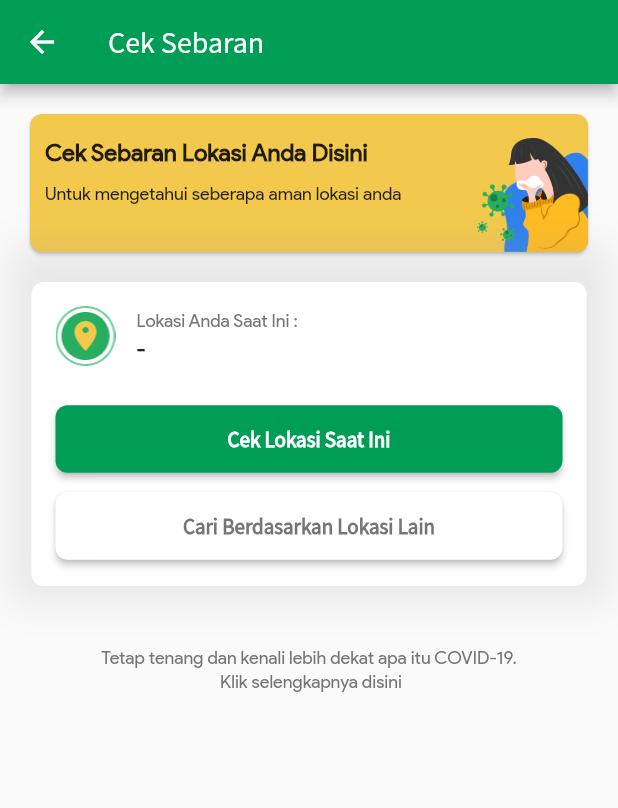
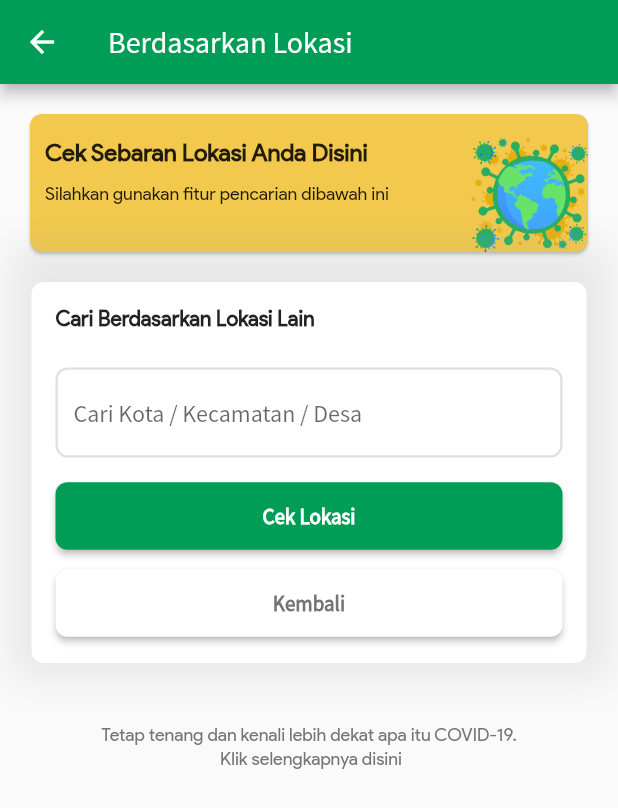
Before and after one commit to jabardigitalservice/pikobar-flutter, a Flutter app: the CheckDistribution screen opened directly, after a tap on "Cari Berdasarkan Lokasi Lain", on a phone screen of 412 x 824 dp. Shown: the top 808 px of the screen. Run offline on Flutter 3.47's test engine with Material 2 defaults, Android fonts, the phone set to English and light mode, and no system bars; our stand-ins replace bloc, cached_network_image, carousel_slider, cloud_firestore, device_info, device_preview and 25 more; missing offline and left inert: bottom_navigation_badge, esys_flutter_share, firebase_in_app_messaging, flutter_inappwebview, qr; accounts and stored records are empty.

Commit message:
create UI check by location

```diff
--- a/lib/constants/Dictionary.dart
+++ b/lib/constants/Dictionary.dart
@@ -47,6 +47,7 @@ class Dictionary {
   static String faq = 'FAQ';
   static String profile = 'Profil';
   static String checkDistribution = 'Cek Sebaran';
+  static String checkDistributionByLocation = 'Berdasarkan Lokasi';
   static String phoneBookEmergencyInformation = 'Informasi Nomor \nDarurat';
   static String callCenterTitle = 'Call Center Kota/Kab. \nLainnya';
   static String callCenterCaption =
@@ -162,18 +163,23 @@ class Dictionary {
 
   // check distribution virus
   static String checkDistributionTitle = 'Cek Sebaran Lokasi Anda Disini';
-  static String checkDistributionSubTitle =
+  static String checkDistributionSubTitle1 =
       'Untuk mengetahui seberapa aman lokasi anda';
+  static String checkDistributionSubTitle2 =
+      'Silahkan gunakan fitur pencarian dibawah ini';
   static String currentLocationTitle = 'Lokasi Anda Saat Ini :';
   static String checkCurrentLocation = 'Cek Lokasi Saat Ini';
+  static String findLocation = 'Cek Lokasi';
   static String positifTitle = 'Positif';
   static String pdpTitle = 'PDP';
   static String odpTitle = 'ODP';
   static String checkOtherLocation = 'Cari Berdasarkan Lokasi Lain';
+  static String checkByLocation = 'Cari Berdasarkan Lokasi';
   static String positifString = '*Positif adalah pasien terkonfirmasi COVID-19';
   static String pdpString = '*PDP adalah pasien dalam pengawasan';
   static String odpString = '*ODP adalah orang dalam pemantauan';
   static String checkDistributionInfo =
       'Tetap tenang dan kenali lebih dekat apa itu COVID-19. \n Klik selengkapnya disini';
   static String unreachableLocation = 'Lokasi Tidak Terjangkau';
+  static String hintFindLocation = 'Cari Kota / Kecamatan / Desa';
 }
--- a/lib/screens/checkDistribution/ CheckDistributionScreen.dart
+++ b/lib/screens/checkDistribution/ CheckDistributionScreen.dart
@@ -13,6 +13,7 @@ import 'package:pikobar_flutter/constants/Dimens.dart';
 import 'package:pikobar_flutter/constants/FontsFamily.dart';
 import 'package:pikobar_flutter/environment/Environment.dart';
 import 'package:pikobar_flutter/repositories/CheckDistributionRepository.dart';
+import 'package:pikobar_flutter/screens/checkDistribution/components/%20CheckDistributionBanner.dart';
 
 class CheckDistributionScreen extends StatelessWidget {
   @override
@@ -32,12 +33,16 @@ class CheckDistribution extends StatefulWidget {
 
 class _CheckDistributionState extends State<CheckDistribution> {
   CheckdistributionBloc _checkdistributionBloc;
+  TextEditingController _findController = TextEditingController();
 
   String _address = '-';
+  bool isFindOtherLocation;
 
   @override
   void initState() {
     _checkdistributionBloc = BlocProvider.of<CheckdistributionBloc>(context);
+
+    isFindOtherLocation = false;
 
     super.initState();
   }
@@ -45,7 +50,10 @@ class _CheckDistributionState extends State<CheckDistribution> {
   @override
   Widget build(BuildContext context) {
     return Scaffold(
-        appBar: AppBar(title: Text(Dictionary.checkDistribution)),
+        appBar: AppBar(
+            title: isFindOtherLocation == false
+                ? Text(Dictionary.checkDistribution)
+                : Text(Dictionary.checkDistributionByLocation)),
         body: ListView(
           children: <Widget>[
             Container(
@@ -54,56 +62,14 @@ class _CheckDistributionState extends State<CheckDistribution> {
                 crossAxisAlignment: CrossAxisAlignment.center,
                 children: <Widget>[
                   // box section banner
-                  Container(
-                    height: 100.0,
-                    child: Card(
-                      color: Color(0xFFF2C94C),
-                      shape: RoundedRectangleBorder(
-                        borderRadius: BorderRadius.circular(8.0),
-                      ),
-                      child: Row(
-                        mainAxisAlignment: MainAxisAlignment.spaceBetween,
-                        children: <Widget>[
-                          Container(
-                            margin: EdgeInsets.fromLTRB(10.0, 16.0, 16.0, 16.0),
-                            child: Column(
-                              crossAxisAlignment: CrossAxisAlignment.start,
-                              mainAxisAlignment: MainAxisAlignment.center,
-                              children: <Widget>[
-                                Expanded(
-                                  child: Text(
-                                    Dictionary.checkDistributionTitle,
-                                    style: TextStyle(
-                                        fontFamily: FontsFamily.productSans,
-                                        fontSize: 16.0,
-                                        height: 1.2,
-                                        fontWeight: FontWeight.bold),
-                                  ),
-                                ),
-                                // SizedBox(height: 8),
-                                Expanded(
-                                  child: Text(
-                                    Dictionary.checkDistributionSubTitle,
-                                    style: TextStyle(
-                                      fontFamily: FontsFamily.productSans,
-                                      fontSize: 12.0,
-                                      height: 1.2,
-                                    ),
-                                  ),
-                                ),
-                              ],
-                            ),
-                          ),
-                          SizedBox(width: 10),
-                          Padding(
-                            padding: const EdgeInsets.only(top: 16),
-                            child: Image.asset(
-                              '${Environment.imageAssets}people_corona2.png',
-                            ),
-                          ),
-                        ],
-                      ),
-                    ),
+                  CheckDistributionBanner(
+                    title: Dictionary.checkDistributionTitle,
+                    subTitle: isFindOtherLocation == false
+                        ? Dictionary.checkDistributionSubTitle1
+                        : Dictionary.checkDistributionSubTitle2,
+                    image: isFindOtherLocation == false
+                        ? '${Environment.imageAssets}people_corona2.png'
+                        : '${Environment.imageAssets}corona-virus.png',
                   ),
 
                   boxContainer(
@@ -117,7 +83,8 @@ class _CheckDistributionState extends State<CheckDistribution> {
                       child: Column(
                         children: <Widget>[
                           // box section address
-                          Container(
+                          isFindOtherLocation == false
+                              ? Container(
                                   padding: const EdgeInsets.all(Dimens.padding),
                                   child: Row(
                                     children: <Widget>[
@@ -130,12 +97,14 @@ class _CheckDistributionState extends State<CheckDistribution> {
                                         child: Column(
                                           crossAxisAlignment:
                                               CrossAxisAlignment.start,
-                                    mainAxisAlignment: MainAxisAlignment.center,
+                                          mainAxisAlignment:
+                                              MainAxisAlignment.center,
                                           children: <Widget>[
                                             Text(
                                               Dictionary.currentLocationTitle,
                                               style: TextStyle(
-                                          fontFamily: FontsFamily.productSans,
+                                                fontFamily:
+                                                    FontsFamily.productSans,
                                                 color: Colors.grey[600],
                                                 fontSize: 12.0,
                                                 height: 1.2,
@@ -145,7 +114,8 @@ class _CheckDistributionState extends State<CheckDistribution> {
                                             Text(
                                               _address,
                                               style: TextStyle(
-                                          fontFamily: FontsFamily.productSans,
+                                                fontFamily:
+                                                    FontsFamily.productSans,
                                                 fontWeight: FontWeight.bold,
                                                 fontSize: 14.0,
                                                 height: 1.2,
@@ -156,7 +126,17 @@ class _CheckDistributionState extends State<CheckDistribution> {
                                       )
                                     ],
                                   ),
+                                )
+                              : Container(
+                                  alignment: Alignment.topLeft,
+                                  padding: EdgeInsets.all(Dimens.padding),
+                                  child: Text(
+                                    Dictionary.checkOtherLocation,
+                                    style: TextStyle(
+                                      fontFamily: FontsFamily.productSans,
+                                      fontWeight: FontWeight.bold,
                                     ),
+                                  )),
 
                           // Box section button
                           Container(
@@ -164,9 +144,16 @@ class _CheckDistributionState extends State<CheckDistribution> {
                                 8.0, Dimens.padding, Dimens.padding),
                             child: Column(
                               children: <Widget>[
+                                isFindOtherLocation == false
+                                    ? Container()
+                                    : buildTextInput(
+                                        controller: _findController,
+                                        hintText: Dictionary.hintFindLocation),
                                 RoundedButton(
                                     minWidth: MediaQuery.of(context).size.width,
-                                    title: Dictionary.checkCurrentLocation,
+                                    title: isFindOtherLocation == false
+                                        ? Dictionary.checkCurrentLocation
+                                        : Dictionary.findLocation,
                                     borderRadius: BorderRadius.circular(8.0),
                                     color: ColorBase.green,
                                     textStyle: Theme.of(context)
@@ -177,12 +164,18 @@ class _CheckDistributionState extends State<CheckDistribution> {
                                             fontWeight: FontWeight.bold,
                                             fontSize: 14),
                                     onPressed: () {
+                                      if (isFindOtherLocation == false) {
                                         _handleLocation();
+                                      } else {
+                                        print('cek lokasi');
+                                      }
                                     }),
                                 SizedBox(height: 10),
                                 RoundedButton(
                                     minWidth: MediaQuery.of(context).size.width,
-                                    title: Dictionary.checkOtherLocation,
+                                    title: isFindOtherLocation == false
+                                        ? Dictionary.checkOtherLocation
+                                        : 'Kembali',
                                     borderRadius: BorderRadius.circular(8.0),
                                     color: Colors.white,
                                     textStyle: Theme.of(context)
@@ -192,7 +185,13 @@ class _CheckDistributionState extends State<CheckDistribution> {
                                             color: Colors.grey[600],
                                             fontWeight: FontWeight.bold,
                                             fontSize: 14),
-                                    onPressed: () {}),
+                                    onPressed: () {
+                                      setState(() {
+                                        isFindOtherLocation == false
+                                            ? isFindOtherLocation = true
+                                            : isFindOtherLocation = false;
+                                      });
+                                    }),
                               ],
                             ),
                           ),
@@ -208,12 +207,16 @@ class _CheckDistributionState extends State<CheckDistribution> {
               bloc: _checkdistributionBloc,
               builder: (context, state) {
                 return state is CheckDistributionLoading
-                    ? Column(
+                    ? Padding(
+                        padding: const EdgeInsets.only(top: 15.0),
+                        child: Column(
                           children: <Widget>[
                             CircularProgressIndicator(
                               valueColor: AlwaysStoppedAnimation<Color>(
-                                  ColorBase.green))
+                                  ColorBase.green),
+                            )
                           ],
+                        ),
                       )
                     : state is CheckDistributionLoaded
                         ? buildContent(state)
@@ -358,6 +361,30 @@ class _CheckDistributionState extends State<CheckDistribution> {
     );
   }
 
+  Widget buildTextInput({
+    TextEditingController controller,
+    String hintText,
+  }) {
+    return Container(
+      padding: EdgeInsets.only(bottom: 15.0),
+      child: TextFormField(
+        style: TextStyle(color: Colors.black),
+        controller: controller,
+        decoration: InputDecoration(
+            hintText: hintText,
+            enabledBorder: OutlineInputBorder(
+                borderRadius: BorderRadius.circular(8),
+                borderSide: BorderSide(color: Color(0xffE0E0E0), width: 1.5)),
+            focusedBorder: OutlineInputBorder(
+                borderRadius: BorderRadius.circular(8),
+                borderSide: BorderSide(color: Color(0xffE0E0E0), width: 1)),
+            border: OutlineInputBorder(
+                borderRadius: BorderRadius.circular(8),
+                borderSide: BorderSide(color: Color(0xffE0E0E0), width: 2))),
+      ),
+    );
+  }
+
   Future<void> _handleLocation() async {
     PermissionStatus permission = await PermissionHandler()
         .checkPermissionStatus(PermissionGroup.location);
--- /dev/null
+++ b/lib/screens/checkDistribution/components/ CheckDistributionBanner.dart
@@ -0,0 +1,67 @@
+import 'package:flutter/material.dart';
+import 'package:pikobar_flutter/constants/FontsFamily.dart';
+
+class CheckDistributionBanner extends StatelessWidget {
+  final String title;
+  final String subTitle;
+  final String image;
+
+  const CheckDistributionBanner(
+      {Key key, this.title, this.subTitle, this.image})
+      : super(key: key);
+
+  @override
+  Widget build(BuildContext context) {
+    return Container(
+      height: 100.0,
+      child: Card(
+        color: Color(0xFFF2C94C),
+        shape: RoundedRectangleBorder(
+          borderRadius: BorderRadius.circular(8.0),
+        ),
+        child: Row(
+          mainAxisAlignment: MainAxisAlignment.spaceBetween,
+          children: <Widget>[
+            Container(
+              margin: EdgeInsets.fromLTRB(10.0, 16.0, 16.0, 16.0),
+              child: Column(
+                crossAxisAlignment: CrossAxisAlignment.start,
+                mainAxisAlignment: MainAxisAlignment.center,
+                children: <Widget>[
+                  Expanded(
+                    child: Text(
+                      title,
+                      style: TextStyle(
+                          fontFamily: FontsFamily.productSans,
+                          fontSize: 16.0,
+                          height: 1.2,
+                          fontWeight: FontWeight.bold),
+                    ),
+                  ),
+                  // SizedBox(height: 8),
+                  Expanded(
+                    child: Text(
+                      subTitle,
+                      style: TextStyle(
+                        fontFamily: FontsFamily.productSans,
+                        fontSize: 12.0,
+                        height: 1.2,
+                      ),
+                    ),
+                  ),
+                ],
+              ),
+            ),
+            SizedBox(width: 10),
+            Padding(
+              padding: const EdgeInsets.only(top: 16),
+              child: Image.asset(
+                image,
+              ),
+            ),
+          ],
+        ),
+      ),
+    );
+  }
+}
```
Also changed, not shown: assets/images/corona-virus.png (added). Lines whose indentation alone changed are shown as unchanged.
